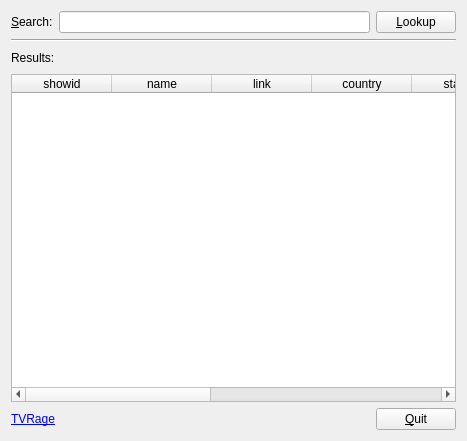
gilcn/nextshows, file playground/TvRageSearch/src/ui/tvragesearch.ui: the form before one commit.
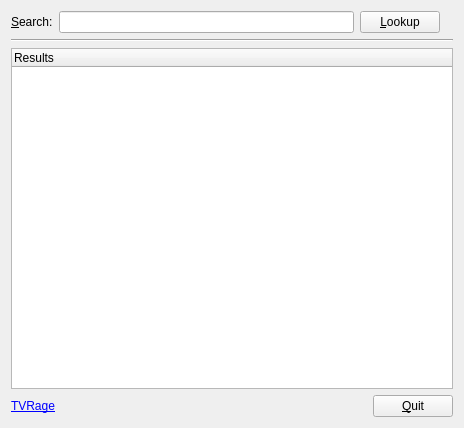
The form after the commit. Icons and pictures are not drawn.

Commit message: Switch to a tree widget to display search results

```diff
--- a/playground/TvRageSearch/src/ui/tvragesearch.ui
+++ b/playground/TvRageSearch/src/ui/tvragesearch.ui
@@ -5,8 +5,8 @@
    <rect>
     <x>0</x>
     <y>0</y>
-    <width>467</width>
-    <height>441</height>
+    <width>464</width>
+    <height>428</height>
    </rect>
   </property>
   <property name="windowTitle" >
@@ -35,37 +35,6 @@
        </property>
       </widget>
      </item>
-    </layout>
-   </item>
-   <item row="1" column="0" >
-    <widget class="Line" name="line" >
-     <property name="orientation" >
-      <enum>Qt::Horizontal</enum>
-     </property>
-    </widget>
-   </item>
-   <item row="2" column="0" >
-    <layout class="QHBoxLayout" >
-     <item>
-      <widget class="QLabel" name="lblResults" >
-       <property name="text" >
-        <string>Results:</string>
-       </property>
-      </widget>
-     </item>
-     <item>
-      <spacer>
-       <property name="orientation" >
-        <enum>Qt::Horizontal</enum>
-       </property>
-       <property name="sizeHint" >
-        <size>
-         <width>40</width>
-         <height>20</height>
-        </size>
-       </property>
-      </spacer>
-     </item>
      <item>
       <widget class="QLabel" name="imgProgress" >
        <property name="sizePolicy" >
@@ -84,56 +53,23 @@
      </item>
     </layout>
    </item>
+   <item row="1" column="0" >
+    <widget class="Line" name="line" >
+     <property name="orientation" >
+      <enum>Qt::Horizontal</enum>
+     </property>
+    </widget>
+   </item>
+   <item row="2" column="0" >
+    <widget class="QTreeWidget" name="treeResults" >
+     <column>
+      <property name="text" >
+       <string>Results</string>
+      </property>
+     </column>
+    </widget>
+   </item>
    <item row="3" column="0" >
-    <widget class="QTableWidget" name="tableResults" >
-     <column>
-      <property name="text" >
-       <string>showid</string>
-      </property>
-     </column>
-     <column>
-      <property name="text" >
-       <string>name</string>
-      </property>
-     </column>
-     <column>
-      <property name="text" >
-       <string>link</string>
-      </property>
-     </column>
-     <column>
-      <property name="text" >
-       <string>country</string>
-      </property>
-     </column>
-     <column>
-      <property name="text" >
-       <string>started</string>
-      </property>
-     </column>
-     <column>
-      <property name="text" >
-       <string>ended</string>
-      </property>
-     </column>
-     <column>
-      <property name="text" >
-       <string>seasons</string>
-      </property>
-     </column>
-     <column>
-      <property name="text" >
-       <string>classification</string>
-      </property>
-     </column>
-     <column>
-      <property name="text" >
-       <string>genres</string>
-      </property>
-     </column>
-    </widget>
-   </item>
-   <item row="4" column="0" >
     <layout class="QHBoxLayout" >
      <item>
       <widget class="QLabel" name="lblTVRage" >
```
The commit also changes 1 other file.
